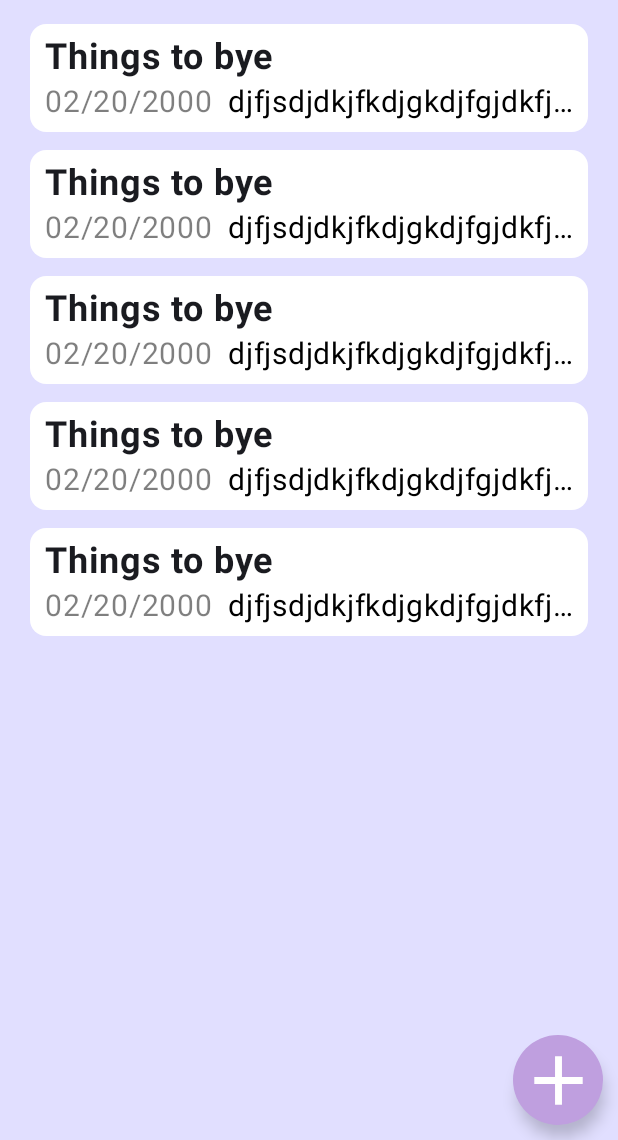
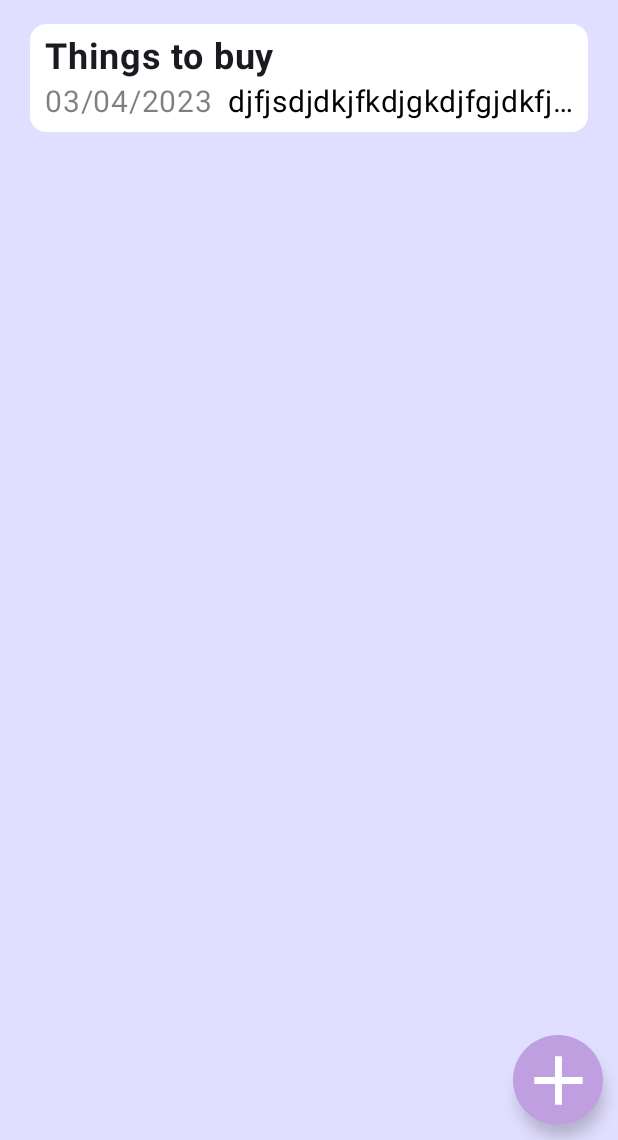
Before and after one commit to ZaraB-hub/NotesApp, an Android app built with Jetpack Compose: the screen it shows after launch (MainActivity), on a phone screen of 412 x 824 dp, the part 96-1236 px from its top. Run offline under Robolectric (Android 15) with nearby library versions, the phone set to English and light mode, and no system bars.

Commit message:
Formated time stamp

```diff
--- a/app/src/main/java/com/example/notesapp/HomeScreen.kt
+++ b/app/src/main/java/com/example/notesapp/HomeScreen.kt
@@ -26,6 +26,8 @@ import androidx.navigation.NavController
 import androidx.navigation.compose.rememberNavController
 import com.example.notesapp.ui.theme.NotesAppTheme
 import com.example.notesapp.OptionMenu
+import java.text.SimpleDateFormat
+import java.util.*
 
 @Composable
 fun HomeScreen(
@@ -34,23 +36,17 @@ fun HomeScreen(
     MyApp(navController=navController)
 }
 
-data class Notes(val id:Int,val title:String,val body:String)
+data class Notes(val id:Int,val title:String,val body:String,val timestamp:Date){
+    val formattedTimestamp: String
+        get() = SimpleDateFormat("dd/MM/yyyy", Locale.getDefault()).format(timestamp)
+}
+
 val items = listOf(
     Notes(id = 1,
-        title = "Things to bye",
-        body = "djfjsdjdkjfkdjgkdjfgjdkfjgfdkgj"),
-    Notes(id = 1,
-        title = "Things to bye",
-        body = "djfjsdjdkjfkdjgkdjfgjdkfjgfdkgj"),
-    Notes(id = 1,
-        title = "Things to bye",
-        body = "djfjsdjdkjfkdjgkdjfgjdkfjgfdkgj"),
-    Notes(id = 1,
-        title = "Things to bye",
-        body = "djfjsdjdkjfkdjgkdjfgjdkfjgfdkgj"),
-    Notes(id = 1,
-        title = "Things to bye",
-        body = "djfjsdjdkjfkdjgkdjfgjdkfjgfdkgj"),
+        title = "Things to buy",
+        body = "djfjsdjdkjfkdjgkdjfgjdkfjgfdkgj",
+        timestamp = Date()),
+
 )
 
 
@@ -103,7 +99,7 @@ fun noteCustom(note: Notes,modifier: Modifier=Modifier,navController: NavControl
                 fontWeight = FontWeight.Bold
             )
             Row(modifier = Modifier, horizontalArrangement = Arrangement.spacedBy(10.dp)) {
-                Text(text = "02/20/2000", fontSize = 20.sp, color = Color.Black.copy(alpha = 0.5f))
+                Text(text = "${note.formattedTimestamp}", fontSize = 20.sp, color = Color.Black.copy(alpha = 0.5f))
                 Text(
                     text = "${note.body}",
                     maxLines = 1,
@@ -170,7 +166,8 @@ fun DefaultPreview() {
     NotesAppTheme {
         noteCustom(note =Notes(id = 1,
             title = "Things to bye",
-            body = "bye djfjsdjdkjfkdjgkdjfgjdkfjgfdkgj"),
+            body = "bye djfjsdjdkjfkdjgkdjfgjdkfjgfdkgj",
+            timestamp = Date()),
         navController = rememberNavController())
     }
 }
--- a/app/src/main/java/com/example/notesapp/NoteScreen.kt
+++ b/app/src/main/java/com/example/notesapp/NoteScreen.kt
@@ -34,7 +34,7 @@
 @Composable
 fun NotePage(navController:NavController,modifier: Modifier=Modifier){
     var title by remember { mutableStateOf("Title") }
-    var body by remember { mutableStateOf("A paragraph is a self-contained unit of discourse in writing dealing with a particular point or idea. Though not required by the orthographic conventions of any language with a writing system, paragraphs are a conventional means of organizing extended segments") }
+    var body by remember { mutableStateOf("...") }
     Column(
         modifier = Modifier.padding(horizontal = 16.dp, vertical = 16.dp)
     ) {
```
